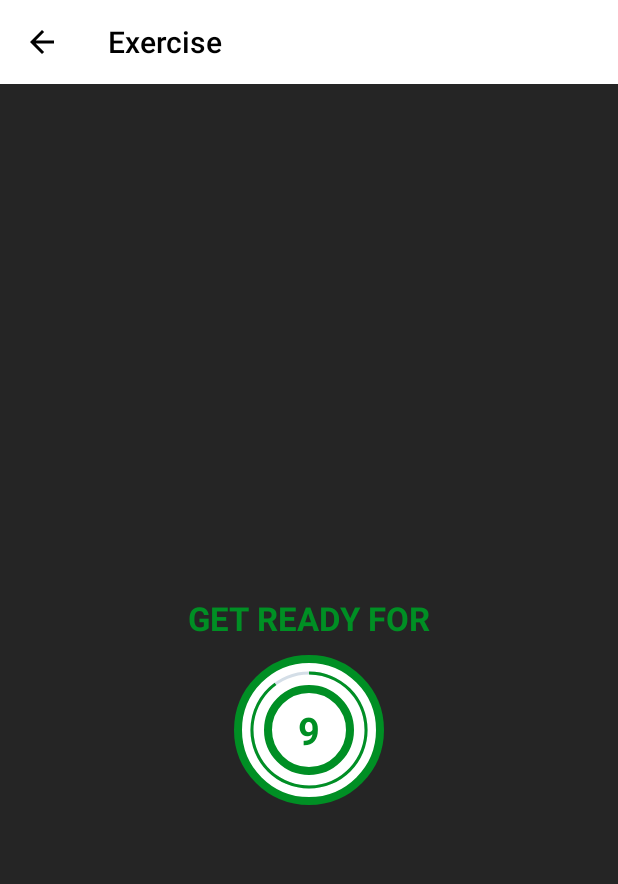
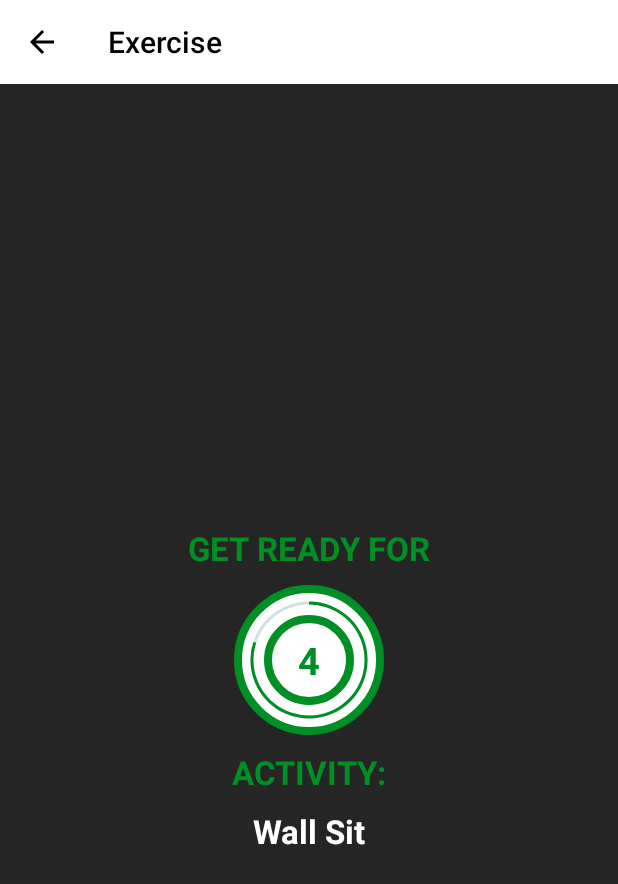
Before and after one commit to cle99y/Workout, an Android app: the Exercise screen opened directly, with no data from a screen before it, on a phone screen of 412 x 824 dp. Shown: the top 884 px of the screen. Run offline under Robolectric (Android 15) with nearby library versions, the phone set to English and light mode, and no system bars.

Commit message:
update 201126 cop

```diff
--- a/app/src/main/java/uk/geeklife/Config.kt
+++ /dev/null
@@ -1,14 +0,0 @@
-package uk.geeklife
-
-class Config {
-
-    companion object {
-
-        const val ZERO = 0 //Int
-        const val COUNTDOWN_REST_TIMER_START_VALUE = 10 //Int
-        const val COUNTDOWN_EXERCISE_TIMER_START_VALUE = 30 //Int
-        const val COUNTDOWN_INTERVAL_1SEC = 1000.toLong() //Long (1000 milliseconds)
-
-
-    }
-}
--- /dev/null
+++ b/app/src/main/java/uk/geeklife/config/Config.kt
@@ -0,0 +1,24 @@
+package uk.geeklife.config
+
+import uk.geeklife.workout.ExerciseModel
+import uk.geeklife.workout.R
+
+class Config {
+
+    companion object {
+
+        const val ZERO = 0 //Int
+        const val COUNTDOWN_REST_TIMER_START_VALUE = 5 //Int
+        const val COUNTDOWN_EXERCISE_TIMER_START_VALUE = 10 //Int
+        const val COUNTDOWN_INTERVAL_1SEC = 1000.toLong() //Long (1000 milliseconds)
+
+        const val GET_READY_TEXT = "GET READY FOR"
+        const val ALL_DONE_TEXT = "Programme Finished"
+
+
+
+
+    }
+
+
+}
--- /dev/null
+++ b/app/src/main/java/uk/geeklife/config/Utility.kt
@@ -0,0 +1,142 @@
+package uk.geeklife.config
+
+import uk.geeklife.workout.ExerciseModel
+import uk.geeklife.workout.R
+
+class Utility {
+
+    companion object {
+
+        fun defaultExerciseList(): ArrayList<ExerciseModel> {
+
+            val exerciseList = ArrayList<ExerciseModel>()
+
+            val jumpingJacks = ExerciseModel(
+                1,
+                "Jumping Jacks",
+                IMG_JUMPING_JACK,
+                false,
+                false
+            )
+            exerciseList.add(jumpingJacks)
+
+            val wallSit = ExerciseModel(
+                2,
+                "Wall Sit",
+                IMG_WALL_SIT,
+                false,
+                false
+            )
+            exerciseList.add(wallSit)
+
+            val pushUp = ExerciseModel(
+                3,
+                "Push Up",
+                IMG_PUSH_UP,
+                false,
+                false
+            )
+            exerciseList.add(pushUp)
+
+            val abdominalCrunch =
+                ExerciseModel(
+                    4,
+                    "Abdominal Crunch",
+                    IMG_ABDOMINAL_CRUNCH,
+                    false,
+                    false
+                )
+            exerciseList.add(abdominalCrunch)
+
+            val stepUpOnChair = ExerciseModel(
+                5,
+                "Step-Up onto Chair",
+                IMG_STEP_ON_CHAIR,
+                false,
+                false
+            )
+            exerciseList.add(stepUpOnChair)
+
+            val squat = ExerciseModel(
+                6,
+                "Squat",
+                IMG_SQUAT,
+                false,
+                false
+            )
+            exerciseList.add(squat)
+
+            val tricepDipOnChair = ExerciseModel(
+                7,
+                "Tricep Dip On Chair",
+                IMG_TRICEP_DIP_ON_CHAIR,
+                false,
+                false
+            )
+            exerciseList.add(tricepDipOnChair)
+
+            val plank = ExerciseModel(
+                8,
+                "Plank",
+                IMG_PLANK,
+                false,
+                false
+            )
+            exerciseList.add(plank)
+
+            val highKneesRunningInPlace = ExerciseModel(
+                9,
+                "High Knees Running In Place",
+                IMG_HIGH_KNEES_RUNNING,
+                false,
+                false
+            )
+            exerciseList.add(highKneesRunningInPlace)
+
+            val lunges = ExerciseModel(
+                10,
+                "Lunges",
+                IMG_LUNGE,
+                false,
+                false
+            )
+            exerciseList.add(lunges)
+
+            val pushupAndRotation =
+                ExerciseModel(
+                    11,
+                    "Push up and Rotation",
+                    IMG_PUSH_UP_ROTATION,
+                    false,
+                    false
+                )
+            exerciseList.add(pushupAndRotation)
+
+            val sidePlank = ExerciseModel(
+                12,
+                "Side Plank",
+                IMG_SIDE_PLANK,
+                false,
+                false
+            )
+            exerciseList.add(sidePlank)
+
+            return exerciseList
+        }
+
+        private const val IMG_JUMPING_JACK = R.drawable.ic_jumping_jacks
+        private const val IMG_PUSH_UP_ROTATION = R.drawable.ic_push_up_and_rotation
+        private const val IMG_HIGH_KNEES_RUNNING = R.drawable.ic_high_knees_running_in_place
+        private const val IMG_TRICEP_DIP_ON_CHAIR = R.drawable.ic_triceps_dip_on_chair
+        private const val IMG_SQUAT = R.drawable.ic_squat
+        private const val IMG_STEP_ON_CHAIR = R.drawable.ic_step_up_onto_chair
+        private const val IMG_ABDOMINAL_CRUNCH = R.drawable.ic_abdominal_crunch
+        private const val IMG_WALL_SIT = R.drawable.ic_wall_sit
+        private const val IMG_PUSH_UP = R.drawable.ic_push_up
+        private const val IMG_PLANK = R.drawable.ic_plank
+        private const val IMG_SIDE_PLANK = R.drawable.ic_side_plank
+        private const val IMG_LUNGE = R.drawable.ic_lunge
+
+
+    }
+}
--- a/app/src/main/java/uk/geeklife/workout/Exercise.kt
+++ b/app/src/main/java/uk/geeklife/workout/Exercise.kt
@@ -1,17 +1,25 @@
 package uk.geeklife.workout
 
+import android.opengl.Visibility
 import androidx.appcompat.app.AppCompatActivity
 import android.os.Bundle
 import android.os.CountDownTimer
 import android.util.Log
+import android.view.View.GONE
+import android.view.View.VISIBLE
+import android.view.WindowManager
+import android.webkit.RenderProcessGoneDetail
 import android.widget.Toast
 import kotlinx.android.synthetic.main.activity_exercise.*
-import uk.geeklife.Config
-import uk.geeklife.Config.Companion.COUNTDOWN_EXERCISE_TIMER_START_VALUE
-import uk.geeklife.Config.Companion.COUNTDOWN_INTERVAL_1SEC
-import uk.geeklife.Config.Companion.COUNTDOWN_REST_TIMER_START_VALUE
-import uk.geeklife.Config.Companion.ZERO
+import uk.geeklife.config.Config
+import uk.geeklife.config.Config.Companion.ALL_DONE_TEXT
+import uk.geeklife.config.Config.Companion.COUNTDOWN_EXERCISE_TIMER_START_VALUE
+import uk.geeklife.config.Config.Companion.COUNTDOWN_INTERVAL_1SEC
+import uk.geeklife.config.Config.Companion.COUNTDOWN_REST_TIMER_START_VALUE
+import uk.geeklife.config.Config.Companion.GET_READY_TEXT
+import uk.geeklife.config.Config.Companion.ZERO
 import uk.geeklife.config.State
+import uk.geeklife.config.Utility
 import uk.geeklife.workout.databinding.ActivityExerciseBinding
 
 class Exercise : AppCompatActivity() {
@@ -19,6 +27,9 @@ class Exercise : AppCompatActivity() {
     private var restTimer: CountDownTimer? = null
     private var restProgress = Config.ZERO
     private var currentState = State.REST
+    private var exerciseList: ArrayList<ExerciseModel>? = null
+    private var selectedExercise: Int = 0 // initialised outside of array list
+    private var exerciseListSize: Int = 0 // initialise list in onCreate
 
     private lateinit var binding: ActivityExerciseBinding
 
@@ -27,6 +38,7 @@ class Exercise : AppCompatActivity() {
 
         binding = ActivityExerciseBinding.inflate(layoutInflater)
         setContentView(binding.root)
+        window.addFlags(WindowManager.LayoutParams.FLAG_KEEP_SCREEN_ON)
 
         setSupportActionBar(binding.toolbarExerciseActivity)
         supportActionBar?.setDisplayHomeAsUpEnabled(true)
@@ -34,6 +46,9 @@ class Exercise : AppCompatActivity() {
             onBackPressed()
         }
 
+
+        exerciseList = Utility.defaultExerciseList()
+        exerciseListSize = exerciseList!!.size
         setUpView(State.REST)
     }
 
@@ -59,7 +74,7 @@ class Exercise : AppCompatActivity() {
             override fun onFinish() {
                 when (currentState) {
                     State.REST -> setUpView(State.EXERCISE)
-                    State.EXERCISE -> Toast.makeText(this@Exercise, "DONE", Toast.LENGTH_SHORT).show()
+                    State.EXERCISE -> setUpView(State.REST)
                 }
             }
         }.start()
@@ -73,11 +88,28 @@ class Exercise : AppCompatActivity() {
                 Log.d("DEBUG", "$state")
                 resetCountDown(COUNTDOWN_REST_TIMER_START_VALUE)
                 setProgressBar(COUNTDOWN_REST_TIMER_START_VALUE)
+                binding.tvReady.text = GET_READY_TEXT
+                binding.ivExercise.visibility = GONE
+                binding.tvActivity.visibility = VISIBLE
+                binding.tvActivityName.visibility = VISIBLE
+                binding.tvActivityName.text = exerciseList!![selectedExercise + 1].getExerciseName()
+
             }
             State.EXERCISE -> {
-                Log.d("DEBUG", "$state")
-                resetCountDown(COUNTDOWN_EXERCISE_TIMER_START_VALUE)
-                setProgressBar(COUNTDOWN_EXERCISE_TIMER_START_VALUE)
+                if (selectedExercise < exerciseListSize) { // not to exceed list size
+                    selectedExercise++
+                    Log.d("DEBUG", "$state")
+                    resetCountDown(COUNTDOWN_EXERCISE_TIMER_START_VALUE)
+                    setProgressBar(COUNTDOWN_EXERCISE_TIMER_START_VALUE)
+                    binding.tvReady.text = exerciseList!![selectedExercise].getExerciseName()
+                    binding.ivExercise.setImageResource(exerciseList!![selectedExercise].getImage())
+                    binding.ivExercise.visibility = VISIBLE
+                    binding.tvActivity.visibility = GONE
+                    binding.tvActivityName.visibility = GONE
+                } else {
+                    binding.tvReady.text = ALL_DONE_TEXT
+                    binding.ivExercise.visibility = GONE
+                }
             }
         }
 
--- /dev/null
+++ b/app/src/main/java/uk/geeklife/workout/ExerciseModel.kt
@@ -0,0 +1,51 @@
+package uk.geeklife.workout
+
+class ExerciseModel(
+    private var id: Int,
+    private var exerciseName: String,
+    private var image: Int,
+    private var isComplete: Boolean,
+    private var isSelectd: Boolean
+) {
+
+    fun getId(): Int {
+        return id
+    }
+
+    fun setId(id: Int) {
+        this.id = id
+    }
+
+    fun getExerciseName(): String {
+        return exerciseName
+    }
+
+    fun setExerciseName(exerciseName: String) {
+        this.exerciseName = exerciseName
+    }
+
+    fun getImage(): Int {
+        return image
+    }
+
+    fun setImage(image: Int) {
+        this.image = image
+    }
+
+    fun getIsComplete(): Boolean {
+        return isComplete
+    }
+
+    fun setIsComplete(isComplete: Boolean) {
+        this.isComplete = isComplete
+    }
+
+    fun getIsSelected(): Boolean {
+        return isSelectd
+    }
+
+    fun SetIsSelected(isSelectd: Boolean) {
+        this.isSelectd = isSelectd
+    }
+
+}
--- a/app/src/main/res/layout/activity_exercise.xml
+++ b/app/src/main/res/layout/activity_exercise.xml
@@ -11,6 +11,7 @@
         android:id="@+id/toolbarExerciseActivity"
         android:layout_width="match_parent"
         android:layout_height="?android:attr/actionBarSize"
+        android:layout_marginBottom="0dp"
         android:background="@color/colorWhite"
         app:titleTextColor="@color/color_control_normal"
         android:theme="@style/ToolbarTheme"
@@ -18,27 +19,53 @@
         app:layout_constraintStart_toStartOf="parent"
         app:layout_constraintEnd_toEndOf="parent"/>
 
+    <ImageView
+        android:id="@+id/ivExercise"
+        android:layout_width="match_parent"
+        android:layout_height="300dp"
+        android:layout_margin="10dp"
+        android:src="@drawable/ic_jumping_jacks"
+        app:layout_constraintTop_toBottomOf="@id/toolbarExerciseActivity"
+        app:layout_constraintBottom_toTopOf="@id/barrier"
+        app:layout_constraintStart_toStartOf="parent"
+        app:layout_constraintEnd_toEndOf="parent"
+        android:visibility="visible"
+        />
+
+    <androidx.constraintlayout.widget.Barrier
+        android:id="@+id/barrier"
+        android:layout_width="wrap_content"
+        android:layout_height="wrap_content"
+        app:barrierDirection="bottom"
+        app:constraint_referenced_ids="toolbarExerciseActivity,ivExercise"
+        app:barrierAllowsGoneWidgets="false"/>
+
+
     <TextView
         android:id="@+id/tvReady"
         android:layout_width="wrap_content"
         android:layout_height="wrap_content"
-        android:text="GET READY FOR"
+        android:text="@string/get_ready_for"
         android:textColor="@color/colorAccent"
         android:textSize="22sp"
         android:textStyle="bold"
-        app:layout_constraintTop_toTopOf="parent"
-        app:layout_constraintBottom_toBottomOf="parent"
+        android:layout_margin="10dp"
+        app:layout_constraintEnd_toEndOf="parent"
         app:layout_constraintStart_toStartOf="parent"
-        app:layout_constraintEnd_toEndOf="parent"/>
+        app:layout_constraintBottom_toTopOf="@id/fl_progress"
+        />
 
     <FrameLayout
+        android:id="@+id/fl_progress"
         android:layout_width="100dp"
         android:layout_height="100dp"
         android:layout_marginTop="10dp"
+        android:layout_marginBottom="10dp"
         android:background="@drawable/item_circular_color_accent_border"
-        app:layout_constraintTop_toBottomOf="@id/tvReady"
+        app:layout_constraintTop_toBottomOf="@id/barrier"
         app:layout_constraintStart_toStartOf="parent"
-        app:layout_constraintEnd_toEndOf="parent">
+        app:layout_constraintEnd_toEndOf="parent"
+        app:layout_constraintBottom_toBottomOf="parent">
 
         <ProgressBar
             android:id="@+id/progressBar"
@@ -67,7 +94,37 @@
                 android:textStyle="bold"
                 />
         </LinearLayout>
+
+
     </FrameLayout>
+
+    <TextView
+        android:id="@+id/tvActivity"
+        android:layout_width="wrap_content"
+        android:layout_height="wrap_content"
+        android:text="@string/activity"
+        android:textColor="@color/colorAccent"
+        android:textSize="22sp"
+        android:textStyle="bold"
+        android:layout_margin="10dp"
+        app:layout_constraintTop_toBottomOf="@id/fl_progress"
+        app:layout_constraintStart_toStartOf="parent"
+        app:layout_constraintEnd_toEndOf="parent"
+        />
+
+    <TextView
+        android:id="@+id/tvActivity_name"
+        android:layout_width="wrap_content"
+        android:layout_height="wrap_content"
+        android:text="Activity Name"
+        android:textColor="@color/colorWhite"
+        android:textSize="22sp"
+        android:textStyle="bold"
+        android:layout_margin="10dp"
+        app:layout_constraintTop_toBottomOf="@id/tvActivity"
+        app:layout_constraintStart_toStartOf="parent"
+        app:layout_constraintEnd_toEndOf="parent"
+        />
 
 
 
--- a/app/src/main/res/values/strings.xml
+++ b/app/src/main/res/values/strings.xml
@@ -11,4 +11,6 @@
 
     <string name="hello_first_fragment">Hello first fragment</string>
     <string name="hello_second_fragment">Hello second fragment. Arg: %1$s</string>
+    <string name="activity">ACTIVITY:</string>
+    <string name="get_ready_for">GET READY FOR</string>
 </resources>
```
Also changed, not shown: app/src/main/res/drawable/ic_abdominal_crunch.png (added), app/src/main/res/drawable/ic_high_knees_running_in_place.png (added), app/src/main/res/drawable/ic_jumping_jacks.png (added), app/src/main/res/drawable/ic_lunge.png (added), app/src/main/res/drawable/ic_plank.png (added), app/src/main/res/drawable/ic_push_up.png (added), app/src/main/res/drawable/ic_push_up_and_rotation.png (added), app/src/main/res/drawable/ic_side_plank.png (added), app/src/main/res/drawable/ic_squat.png (added), app/src/main/res/drawable/ic_step_up_onto_chair.png (added), app/src/main/res/drawable/ic_triceps_dip_on_chair.png (added), app/src/main/res/drawable/ic_wall_sit.png (added).
